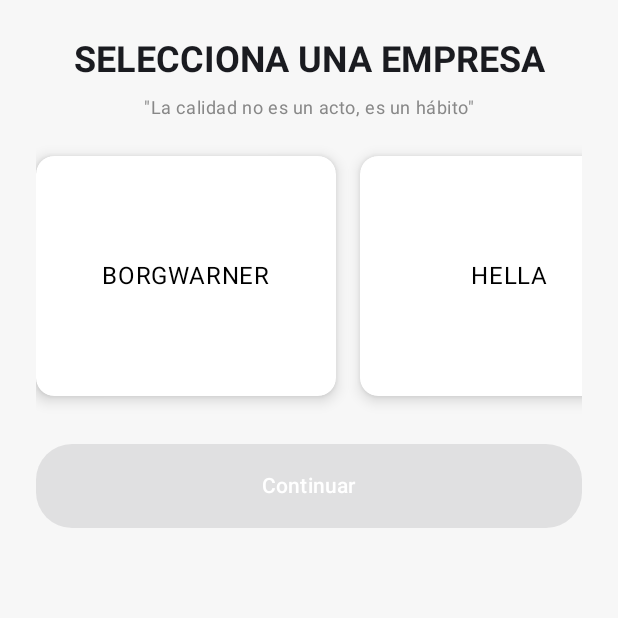
After one commit to Quiquecx/SIMAPP, an Android app built with Jetpack Compose: the CompanySelectionScreen screen opened through its navigation route, on a phone screen of 412 x 824 dp, the top half of it. The commit adds this screen. Run offline under Robolectric (Android 15) with nearby library versions, the phone set to English and light mode, and no system bars; our stand-ins replace Dagger/Hilt's generated code, Firebase (no records; nobody signed in at launch, a user with empty details on screens opened directly).

Commit message:
Avance: implementación de CompanySelection con ViewModel, UseCases y DataStore

```diff
--- /dev/null
+++ b/app/src/main/java/com/quiquecx/simaapp/data/datastore/SelectedCompanyDataStoreImpl.kt
@@ -0,0 +1,27 @@
+package com.quiquecx.simaapp.data.datastore
+import androidx.datastore.core.DataStore
+import androidx.datastore.preferences.core.Preferences
+import androidx.datastore.preferences.core.edit
+import androidx.datastore.preferences.core.stringPreferencesKey
+import com.quiquecx.simaapp.domain.repository.SelectedCompanyRepository
+import kotlinx.coroutines.flow.first
+import javax.inject.Inject
+
+class SelectedCompanyDataStoreImpl @Inject constructor(
+    private val dataStore: DataStore<Preferences>
+) : SelectedCompanyRepository {
+
+    companion object {
+        private val SELECTED_COMPANY_KEY = stringPreferencesKey("selected_company_id")
+    }
+
+    override suspend fun saveSelectedCompany(companyId: String) {
+        dataStore.edit { prefs ->
+            prefs[SELECTED_COMPANY_KEY] = companyId
+        }
+    }
+
+    override suspend fun getSelectedCompany(): String? {
+        return dataStore.data.first()[SELECTED_COMPANY_KEY]
+    }
+}
--- a/app/src/main/java/com/quiquecx/simaapp/data/di/DataModule.kt
+++ b/app/src/main/java/com/quiquecx/simaapp/data/di/DataModule.kt
@@ -1,11 +1,20 @@
 package com.quiquecx.simaapp.data.di
 
+
+import android.content.Context
+import androidx.datastore.core.DataStore
+import androidx.datastore.preferences.core.Preferences
+import androidx.datastore.preferences.preferencesDataStoreFile
+import androidx.datastore.preferences.core.PreferenceDataStoreFactory
 import com.google.firebase.auth.FirebaseAuth
+import com.quiquecx.simaapp.data.datastore.SelectedCompanyDataStoreImpl
 import com.quiquecx.simaapp.data.repository.AuthRepositoryImpl
 import com.quiquecx.simaapp.domain.repository.AuthRepository
+import com.quiquecx.simaapp.domain.repository.SelectedCompanyRepository
 import dagger.Module
 import dagger.Provides
 import dagger.hilt.InstallIn
+import dagger.hilt.android.qualifiers.ApplicationContext
 import dagger.hilt.components.SingletonComponent
 import javax.inject.Singleton
 
@@ -13,15 +22,33 @@
 @InstallIn(SingletonComponent::class)
 object DataModule {
 
-    // ✅ Provee una instancia de FirebaseAuth
+    // Provee FirebaseAuth
     @Provides
     @Singleton
     fun provideFirebaseAuth(): FirebaseAuth = FirebaseAuth.getInstance()
 
-    // ✅ Provee AuthRepository inyectando FirebaseAuth
+    // Provee AuthRepository inyectando FirebaseAuth (mantengo tu implementación original)
     @Provides
     @Singleton
     fun provideAuthRepository(firebaseAuth: FirebaseAuth): AuthRepository {
         return AuthRepositoryImpl(firebaseAuth)
     }
+
+    // Provee DataStore<Preferences>
+    @Provides
+    @Singleton
+    fun provideDataStore(@ApplicationContext context: Context): DataStore<Preferences> {
+        return PreferenceDataStoreFactory.create {
+            context.preferencesDataStoreFile("sima_prefs")
+        }
+    }
+
+    // Provee SelectedCompanyRepository usando DataStore
+    @Provides
+    @Singleton
+    fun provideSelectedCompanyRepository(
+        dataStore: DataStore<Preferences>
+    ): SelectedCompanyRepository {
+        return SelectedCompanyDataStoreImpl(dataStore)
+    }
 }
--- /dev/null
+++ b/app/src/main/java/com/quiquecx/simaapp/domain/repository/SelectedCompanyRepository.kt
@@ -0,0 +1,6 @@
+package com.quiquecx.simaapp.domain.repository
+
+interface SelectedCompanyRepository {
+    suspend fun saveSelectedCompany(companyId: String)
+    suspend fun getSelectedCompany(): String?
+}
--- /dev/null
+++ b/app/src/main/java/com/quiquecx/simaapp/domain/useCase/SaveSelectedCompanyUseCase.kt
@@ -0,0 +1,12 @@
+package com.quiquecx.simaapp.domain.useCase
+
+import com.quiquecx.simaapp.domain.repository.SelectedCompanyRepository
+import javax.inject.Inject
+
+class SaveSelectedCompanyUseCase @Inject constructor(
+    private val repository: SelectedCompanyRepository
+) {
+    suspend operator fun invoke(companyId: String) {
+        repository.saveSelectedCompany(companyId)
+    }
+}
--- a/app/src/main/java/com/quiquecx/simaapp/view/auth/login/LoginScreen.kt
+++ b/app/src/main/java/com/quiquecx/simaapp/view/auth/login/LoginScreen.kt
@@ -24,7 +24,7 @@
 fun LoginScreen(
     loginViewModel: LoginViewModel = hiltViewModel(),
     navigateToRegister: () -> Unit = {},
-    navigateToHome: () -> Unit = {}
+    navigateToCompanySelection: () -> Unit = {}
 ) {
     val uiState by loginViewModel.uiState.collectAsStateWithLifecycle()
     val snackbarHostState = remember { SnackbarHostState() }
@@ -40,7 +40,7 @@
         uiState.successMessage?.let {
             coroutineScope.launch {
                 snackbarHostState.showSnackbar(it)
-                navigateToHome() // 🔹 Aquí podrías navegar a otra pantalla
+                navigateToCompanySelection() // 🔹 Aquí podrías navegar a otra pantalla
             }
         }
     }
--- a/app/src/main/java/com/quiquecx/simaapp/view/core/navigation/NavigationWrapper.kt
+++ b/app/src/main/java/com/quiquecx/simaapp/view/core/navigation/NavigationWrapper.kt
@@ -7,19 +7,41 @@
 import androidx.navigation.compose.rememberNavController
 import com.quiquecx.simaapp.view.auth.login.LoginScreen
 import com.quiquecx.simaapp.view.auth.register.RegisterScreen
+import com.quiquecx.simaapp.view.selectcompany.CompanySelectionScreen
 
 @Composable
 fun NavigationWrapper() {
     val navController: NavHostController = rememberNavController()
 
-    NavHost(navController = navController, startDestination = Login) {
-        composable<Login> {
+    NavHost(navController = navController, startDestination = "login") {
+
+        //Pantalla de Login
+        composable("login") {
             LoginScreen(
-                navigateToRegister = { navController.navigate(Register) }
+                navigateToRegister = { navController.navigate("register") },
+                navigateToCompanySelection = { navController.navigate("companySelection") }
             )
         }
-        composable<Register> {
-            RegisterScreen(navigateBack = { navController.popBackStack() })
+
+        //Pantalla de Registro
+        composable("register") {
+            RegisterScreen(
+                navigateBack = { navController.popBackStack() }
+            )
+        }
+
+        // Pantalla de Selección de Empresa
+        composable("companySelection") {
+            // Aquí podrías pasar una lista fija o desde tu LoginViewModel
+            CompanySelectionScreen(
+                companiesFromLogin = listOf("BorgWarner", "HELLA", "CHENSON"),
+                onNavigateToHome = {
+                    // 🔸 Aquí iría tu navegación hacia el Home real
+                    navController.navigate("home") {
+                        popUpTo("login") { inclusive = true }
+                    }
+                }
+            )
         }
     }
 }
--- /dev/null
+++ b/app/src/main/java/com/quiquecx/simaapp/view/selectcompany/CompanySelectionScreen.kt
@@ -0,0 +1,145 @@
+package com.quiquecx.simaapp.view.selectcompany
+
+import androidx.compose.foundation.background
+import androidx.compose.foundation.clickable
+import androidx.compose.foundation.layout.*
+import androidx.compose.foundation.lazy.LazyRow
+import androidx.compose.foundation.lazy.items
+import androidx.compose.foundation.shape.RoundedCornerShape
+import androidx.compose.material3.*
+import androidx.compose.runtime.*
+import androidx.compose.ui.Alignment
+import androidx.compose.ui.Modifier
+import androidx.compose.ui.draw.shadow
+import androidx.compose.ui.graphics.Color
+import androidx.compose.ui.text.font.FontWeight
+import androidx.compose.ui.tooling.preview.Preview
+import androidx.compose.ui.unit.dp
+import androidx.hilt.navigation.compose.hiltViewModel
+import androidx.lifecycle.compose.collectAsStateWithLifecycle
+import com.quiquecx.simaapp.ui.theme.SimaAppTheme
+
+@Composable
+fun CompanySelectionScreen(
+    companiesFromLogin: List<String>,
+    onNavigateToHome: () -> Unit,
+    viewModel: CompanySelectionViewModel = hiltViewModel()
+) {
+    val uiState by viewModel.uiState.collectAsStateWithLifecycle()
+
+    LaunchedEffect(Unit) {
+        viewModel.setCompanies(companiesFromLogin)
+        // If auto-selected (single company), confirm automatically
+        uiState.selectedCompany?.let {
+            if (companiesFromLogin.size == 1) {
+                viewModel.confirmSelection(onNavigateToHome)
+            }
+        }
+    }
+
+    CompanySelectionContent(
+        uiState = uiState,
+        onCompanySelected = { viewModel.onCompanySelected(it) },
+        onConfirm = { viewModel.confirmSelection(onNavigateToHome) }
+    )
+}
+
+@Composable
+fun CompanySelectionContent(
+    uiState: CompanySelectionUiState,
+    onCompanySelected: (String) -> Unit,
+    onConfirm: () -> Unit
+) {
+    Scaffold { padding ->
+        Column(
+            modifier = Modifier
+                .fillMaxSize()
+                .background(Color(0xFFF7F7F7))
+                .padding(padding)
+                .padding(24.dp),
+            horizontalAlignment = Alignment.CenterHorizontally
+        ) {
+            Text(
+                text = "SELECCIONA UNA EMPRESA",
+                style = MaterialTheme.typography.headlineSmall.copy(fontWeight = FontWeight.Bold)
+            )
+            Spacer(Modifier.height(8.dp))
+            Text(
+                text = "\"La calidad no es un acto, es un hábito\"",
+                style = MaterialTheme.typography.bodySmall.copy(color = Color.Gray)
+            )
+            Spacer(Modifier.height(24.dp))
+
+            LazyRow(
+                horizontalArrangement = Arrangement.spacedBy(16.dp),
+                modifier = Modifier.fillMaxWidth()
+            ) {
+                items(uiState.companies) { company ->
+                    val isSelected = uiState.selectedCompany == company
+                    Card(
+                        modifier = Modifier
+                            .width(200.dp)
+                            .height(160.dp)
+                            .shadow(6.dp, RoundedCornerShape(12.dp))
+                            .clickable { onCompanySelected(company) },
+                        shape = RoundedCornerShape(12.dp),
+                        colors = CardDefaults.cardColors(
+                            containerColor = if (isSelected) Color(0xFFEC221F) else Color.White
+                        )
+                    ) {
+                        Box(
+                            Modifier.fillMaxSize(),
+                            contentAlignment = Alignment.Center
+                        ) {
+                            // Reemplazar Text por Image si tienes logo
+                            Text(
+                                text = company.uppercase(),
+                                style = MaterialTheme.typography.bodyLarge.copy(
+                                    color = if (isSelected) Color.White else Color.Black
+                                )
+                            )
+                        }
+                    }
+                }
+            }
+
+            Spacer(Modifier.height(32.dp))
+
+            Button(
+                onClick = onConfirm,
+                enabled = uiState.selectedCompany != null && !uiState.isLoading,
+                modifier = Modifier
+                    .fillMaxWidth()
+                    .height(56.dp),
+                colors = ButtonDefaults.buttonColors(containerColor = Color(0xFFEC221F)),
+                shape = RoundedCornerShape(24.dp)
+            ) {
+                if (uiState.isLoading) {
+                    CircularProgressIndicator(color = Color.White, modifier = Modifier.size(24.dp))
+                } else {
+                    Text("Continuar", color = Color.White)
+                }
+            }
+            uiState.errorMessage?.let { msg ->
+                Spacer(Modifier.height(8.dp))
+                Text(text = msg, color = Color.Red)
+            }
+        }
+    }
+}
+
+@Preview(showBackground = true, showSystemUi = false)
+@Composable
+fun CompanySelectionPreview() {
+    SimaAppTheme {
+        CompanySelectionContent(
+            uiState = CompanySelectionUiState(
+                companies = listOf("BorgWarner", "HELLA", "CHENSON"),
+                selectedCompany = null,
+                isLoading = false
+            ),
+            onCompanySelected = {},
+            onConfirm = {}
+        )
+    }
+}
--- /dev/null
+++ b/app/src/main/java/com/quiquecx/simaapp/view/selectcompany/CompanySelectionViewModel.kt
@@ -0,0 +1,52 @@
+package com.quiquecx.simaapp.view.selectcompany
+
+import androidx.lifecycle.ViewModel
+import androidx.lifecycle.viewModelScope
+import com.quiquecx.simaapp.domain.useCase.SaveSelectedCompanyUseCase
+import dagger.hilt.android.lifecycle.HiltViewModel
+import kotlinx.coroutines.flow.MutableStateFlow
+import kotlinx.coroutines.flow.StateFlow
+import kotlinx.coroutines.launch
+import javax.inject.Inject
+
+@HiltViewModel
+class CompanySelectionViewModel @Inject constructor(
+    private val saveSelectedCompanyUseCase: SaveSelectedCompanyUseCase
+) : ViewModel() {
+
+    private val _uiState = MutableStateFlow(CompanySelectionUiState())
+    val uiState: StateFlow<CompanySelectionUiState> = _uiState
+
+    fun setCompanies(companies: List<String>) {
+        _uiState.value = _uiState.value.copy(companies = companies)
+        // auto-select if only 1
+        if (companies.size == 1) {
+            _uiState.value = _uiState.value.copy(selectedCompany = companies.first())
+        }
+    }
+
+    fun onCompanySelected(companyId: String) {
+        _uiState.value = _uiState.value.copy(selectedCompany = companyId)
+    }
+
+    fun confirmSelection(onDone: () -> Unit) {
+        val selected = _uiState.value.selectedCompany ?: return
+        viewModelScope.launch {
+            _uiState.value = _uiState.value.copy(isLoading = true)
+            try {
+                saveSelectedCompanyUseCase(selected)
+                _uiState.value = _uiState.value.copy(isLoading = false)
+                onDone()
+            } catch (e: Exception) {
+                _uiState.value = _uiState.value.copy(isLoading = false, errorMessage = e.message)
+            }
+        }
+    }
+}
+
+data class CompanySelectionUiState(
+    val companies: List<String> = emptyList(),
+    val selectedCompany: String? = null,
+    val isLoading: Boolean = false,
+    val errorMessage: String? = null
+)
--- a/gradle/libs.versions.toml
+++ b/gradle/libs.versions.toml
@@ -18,6 +18,7 @@
 hilt-navigation = "1.3.0"
 ksp = "2.2.20-2.0.4"
 coroutines = "1.10.2"
+datastoreCore = "1.1.7"
 
 
 [libraries]
@@ -51,6 +52,9 @@
 firebase-bom = { group = "com.google.firebase", name = "firebase-bom", version.ref = "firebaseBom" }
 firebase-crashlytics = {module = "com.google.firebase:firebase-crashlytics-ktx"}
 firebase-auth = {module = "com.google.firebase:firebase-auth-ktx"}
+firebase-firestore = {module= "com.google.firebase:firebase-firestore-ktx"}
+
+androidx-datastore-core = { group = "androidx.datastore", name = "datastore-core", version.ref = "datastoreCore" }
 
 [plugins]
 android-application = { id = "com.android.application", version.ref = "agp" }
```
Also changed, not shown: app/build.gradle.kts (+8 -0 lines), app/src/main/java/com/quiquecx/simaapp/domain/entity/UserEntity.kt (+4 -5 lines), app/src/main/java/com/quiquecx/simaapp/domain/useCase/GetSelectedCompanyUseCase.kt (added, +10 -0 lines), app/src/main/java/com/quiquecx/simaapp/view/auth/login/LoginViewModel.kt (+6 -4 lines).
